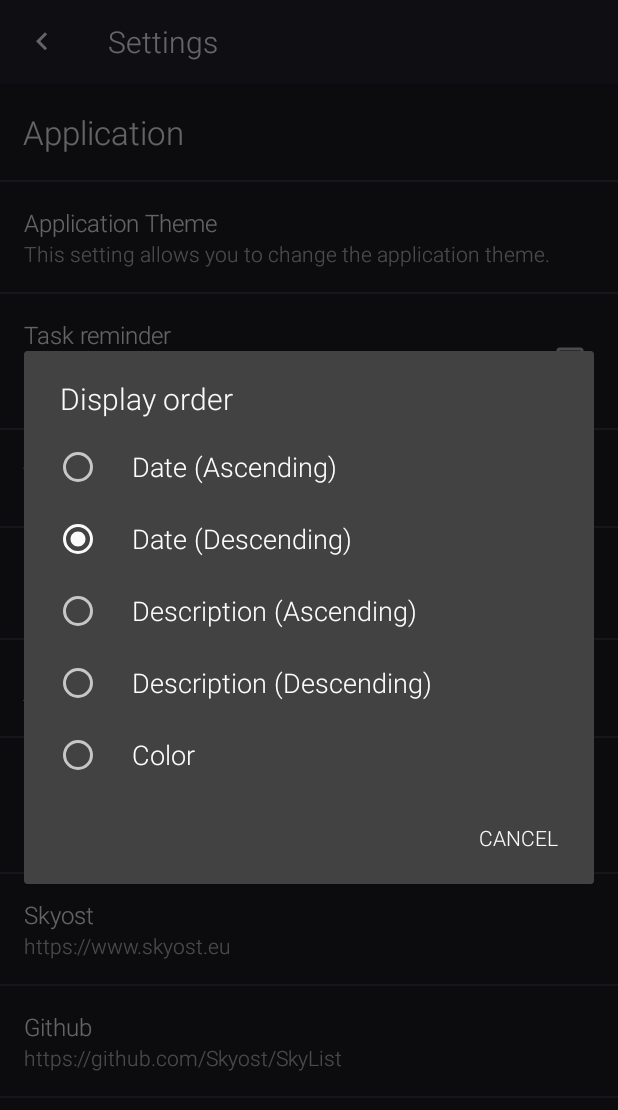
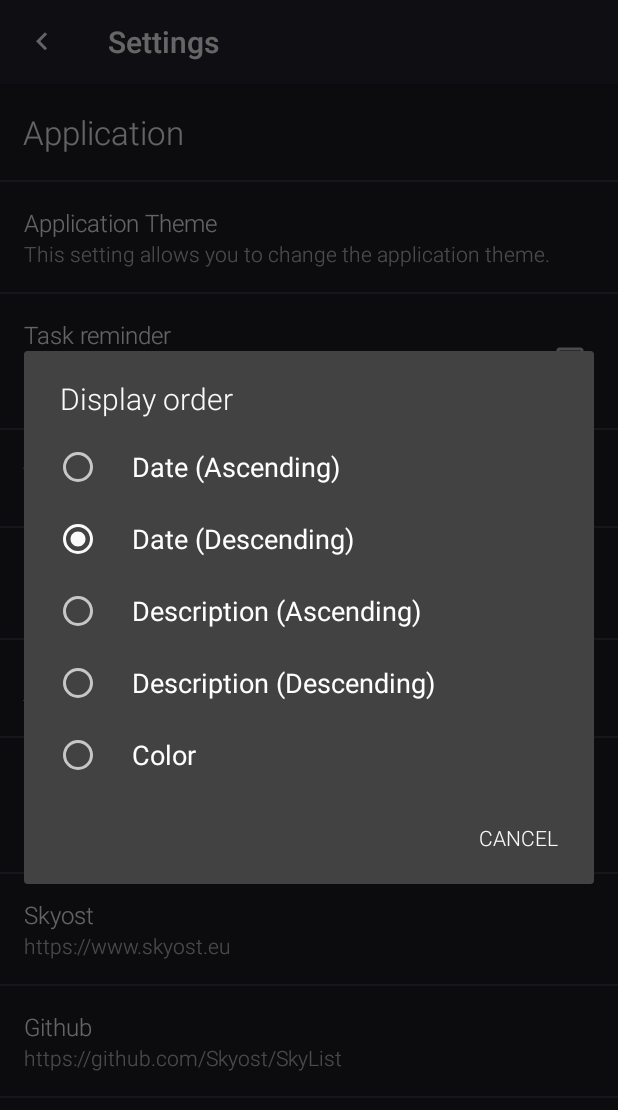
Before and after one commit to Skyost/SkyList, an Android app: the SettingsActivity screen opened directly, with no data from a screen before it, after a tap on "Display order", on a phone screen of 412 x 824 dp. Shown: the top 1110 px of the screen. Run offline under Robolectric (Android 15) with nearby library versions, the phone set to English and light mode, and no system bars; our stand-ins replace Room's generated code; libraries missing offline, so code that uses them is left out: android.arch.persistence, com.kobakei.ratethisapp; 2 other taps on this screen came first.

Commit message:
Fixed a crash (was occurring on some devices when editing a task and selecting words in the description).

```diff
--- a/app/build.gradle
+++ b/app/build.gradle
@@ -6,8 +6,8 @@ android {
         applicationId "fr.skyost.skylist"
         minSdkVersion 16
         targetSdkVersion 27
-        versionCode 2
-        versionName "v0.1.1"
+        versionCode 3
+        versionName "v0.1.2"
         testInstrumentationRunner "android.support.test.runner.AndroidJUnitRunner"
         vectorDrawables.useSupportLibrary = true
         javaCompileOptions {
--- a/app/src/main/res/layout/main_dialog_edit.xml
+++ b/app/src/main/res/layout/main_dialog_edit.xml
@@ -12,10 +12,7 @@
         android:hint="@string/main_dialog_edit_description"
         android:inputType="textMultiLine"
         android:maxLines="3"
-        android:minLines="1">
-
-        <requestFocus/>
-    </EditText>
+        android:minLines="1"/>
 
     <Button
         android:id="@+id/main_dialog_edit_date"
--- a/app/src/main/res/values/styles.xml
+++ b/app/src/main/res/values/styles.xml
@@ -10,15 +10,31 @@
         <item name="android:textColor">@color/dark_text</item>
         <item name="android:windowBackground">@color/dark_primary_dark</item>
 
+        <item name="buttonStyle">@style/AppTheme.Button</item>
+        <item name="editTextStyle">@style/AppTheme.EditText</item>
+        <item name="android:textViewStyle">@style/AppTheme.TextView</item>
+
+        <item name="android:preferenceCategoryStyle">@style/AppTheme.PreferenceCategory</item>
+    </style>
+
+    <style name="AppTheme.PreferenceCategory" parent="Preference.Category">
+        <item name="android:textStyle">bold</item>
+        <item name="android:textAllCaps">true</item>
+    </style>
+
+    <style name="AppTheme.Button" parent="Widget.AppCompat.Button">
         <item name="android:fontFamily">sans-serif-light</item>
         <item name="fontFamily">sans-serif-light</item>
-
-        <item name="android:preferenceCategoryStyle">@style/AppPreferenceCategoryStyle</item>
     </style>
 
-    <style name="AppPreferenceCategoryStyle" parent="Preference.Category">
-        <item name="android:textStyle">bold</item>
-        <item name="android:textAllCaps">true</item>
+    <style name="AppTheme.EditText" parent="Widget.AppCompat.EditText">
+        <item name="android:fontFamily">sans-serif-light</item>
+        <item name="fontFamily">sans-serif-light</item>
+    </style>
+
+    <style name="AppTheme.TextView" parent="android:Widget.TextView">
+        <item name="android:fontFamily">sans-serif-light</item>
+        <item name="fontFamily">sans-serif-light</item>
     </style>
 
     <!-- Light Theme -->
```
